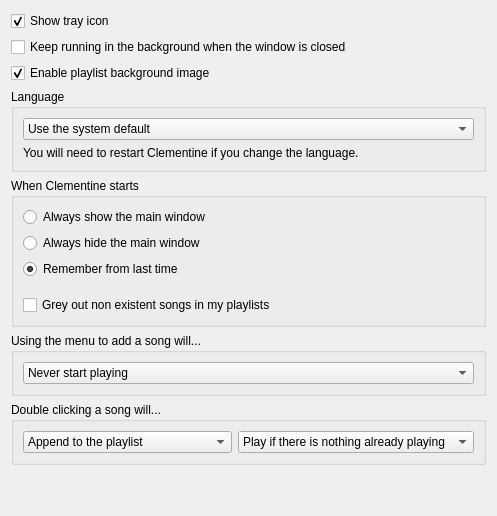
Above: src/ui/behavioursettingspage.ui from clementine-player/Clementine before the change. Below: the same form after it.
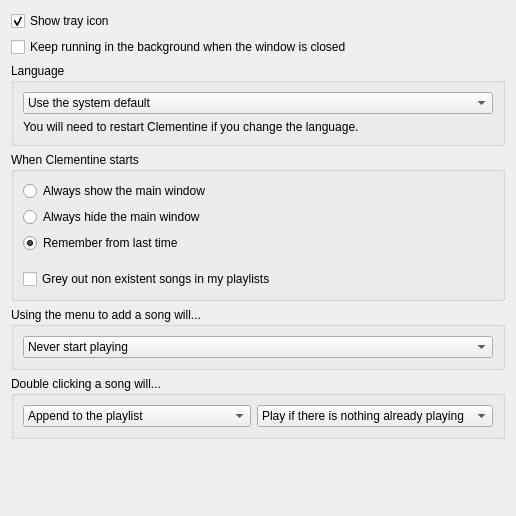
That is the form after the change.

Commit message: Add the ability to modify the playlistview's background image. Updates issue 365 It is now possible to also modify background image, instead of just hide the default one

Diff of the .ui file:
```diff
--- a/src/ui/behavioursettingspage.ui
+++ b/src/ui/behavioursettingspage.ui
@@ -6,7 +6,7 @@
    <rect>
     <x>0</x>
     <y>0</y>
-    <width>497</width>
+    <width>516</width>
     <height>516</height>
    </rect>
   </property>
@@ -31,16 +31,6 @@
      </property>
     </widget>
    </item>
-   <item>
-    <widget class="QCheckBox" name="b_enable_background_img_">
-     <property name="text">
-      <string>Enable playlist background image</string>
-     </property>
-     <property name="checked">
-      <bool>true</bool>
-     </property>
-    </widget>
-   </item>
    <item>
     <widget class="QGroupBox" name="groupBox_3">
      <property name="title">
```
The commit also changes 9 other files.
